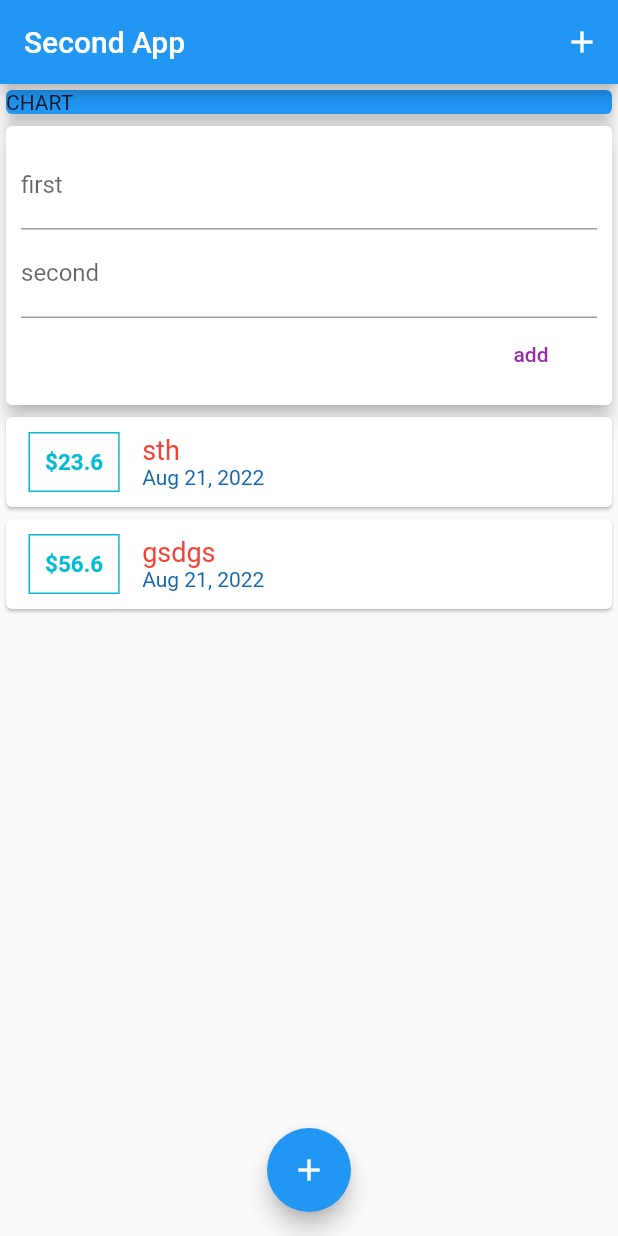
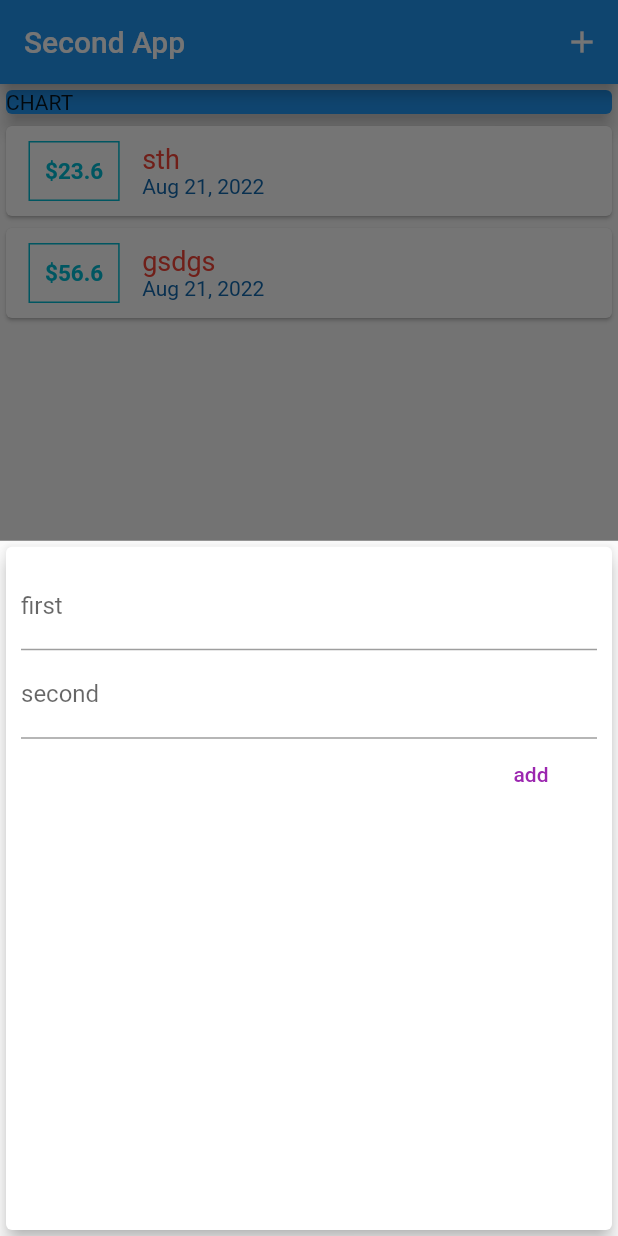
Before and after one commit to sthisfake/expenses-app, a Flutter app: the screen it shows after launch, after a tap on the "add" icon, on a phone screen of 412 x 824 dp. Run offline on Flutter 3.47's test engine with Material 2 defaults, Android fonts, the phone set to English and light mode, and no system bars.

Commit message:
doing great

```diff
--- a/expenses app/lib/main.dart
+++ b/expenses app/lib/main.dart
@@ -1,8 +1,8 @@
 import 'package:flutter/material.dart';
 import 'package:second_app/widgets/new_transaction.dart';
 import 'package:second_app/widgets/transaction_lis.dart';
-
-import 'widgets/user_transaction.dart';
+import './models/transaction.dart';
+import 'widgets/transaction_lis.dart';
 
 void main() => runApp(MyApp());
 
@@ -17,20 +17,51 @@ class MyApp extends StatelessWidget {
   }
 }
 
-class MyHomePage extends StatelessWidget {
+class MyHomePage extends StatefulWidget {
+
+  @override
+  State<MyHomePage> createState() => _MyHomePageState();
+}
+
+class _MyHomePageState extends State<MyHomePage> {
+
+    final List<Transaction> _UserTransactions = [
+    Transaction('sth', 23.6),
+    Transaction("gsdgs", 56.6),
+  ];
+
+  void _addTransaction(String title, double amount) {
+    final neTx = Transaction(title, amount);
+
+
+    setState(() {
+      _UserTransactions.add(neTx) ;
+    });
+  }
+
+
+
+
+  void _startAddNewTransaction(BuildContext ctx){
+    showModalBottomSheet(context: ctx, builder: (_) {
+      return NewTransaction(_addTransaction);
+    });
+  }
+
   @override
   Widget build(BuildContext context) {
     return Scaffold(
       appBar: AppBar(
         title: Text('Second App'),
-        actions: <Widget> [
-          IconButton(icon: Icon(Icons.add),
-          onPressed: () {},
+        actions: <Widget>[
+          IconButton(
+            icon: Icon(Icons.add),
+            onPressed: () => _startAddNewTransaction(context),
           )
         ],
       ),
-      body:SingleChildScrollView(
-      child :Column(
+      body: SingleChildScrollView(
+        child: Column(
           mainAxisAlignment: MainAxisAlignment.start,
           crossAxisAlignment: CrossAxisAlignment.stretch,
           children: <Widget>[
@@ -42,14 +73,16 @@ class MyHomePage extends StatelessWidget {
                 elevation: 5,
               ),
             ),
-        UserTransaction()
+            TransactionList(_UserTransactions)
           ],
         ),
       ),
       floatingActionButtonLocation: FloatingActionButtonLocation.centerFloat,
       floatingActionButton: FloatingActionButton(
-        child: Icon(Icons.add ,),
-        onPressed: () {},
+        child: Icon(
+          Icons.add,
+        ),
+        onPressed: () => _startAddNewTransaction(context),
       ),
     );
   }
--- a/expenses app/lib/widgets/user_transaction.dart
+++ /dev/null
@@ -1,36 +0,0 @@
-import 'package:flutter/material.dart';
-import 'new_transaction.dart';
-import 'transaction_lis.dart';
-import '../models/transaction.dart';
-
-class UserTransaction extends StatefulWidget {
-  @override
-  _UserTransactionState createState() => _UserTransactionState();
-}
-
-class _UserTransactionState extends State<UserTransaction> {
-  final List<Transaction> _UserTransactions = [
-    Transaction('sth', 23.6),
-    Transaction("gsdgs", 56.6),
-  ];
-
-  void _addTransaction(String title, double amount) {
-    final neTx = Transaction(title, amount);
-
-
-    setState(() {
-      _UserTransactions.add(neTx) ;
-    });
-  }
-
-
-  @override
-  Widget build(BuildContext context) {
-    return Column(
-      children: <Widget>[
-        NewTransaction(_addTransaction),
-        TransactionList(_UserTransactions),
-      ],
-    );
-  }
-}
```
Lines whose indentation alone changed are shown as unchanged.
